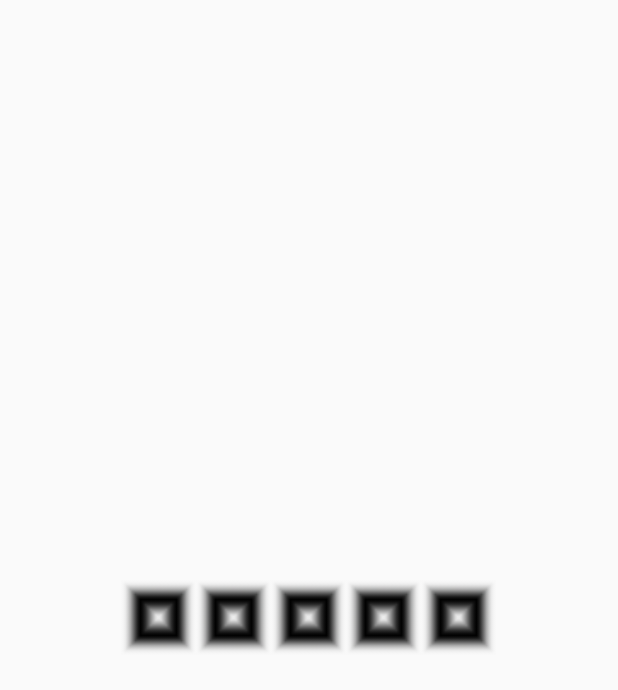
After one commit to hedgehogus/Pokemons, an Android app: the layout animation_layout.xml on its own in the app's theme, with its tools: preview values and no code run, on a phone screen of 412 x 824 dp. The commit adds this screen. Shown: the top 690 px of the screen. Run offline under Robolectric (Android 15) with nearby library versions, the phone set to English and light mode, and no system bars.

Commit message:
created animation to be visible while loading

```diff
--- /dev/null
+++ b/app/src/main/res/layout/animation_layout.xml
@@ -0,0 +1,44 @@
+<?xml version="1.0" encoding="utf-8"?>
+<RelativeLayout xmlns:android="http://schemas.android.com/apk/res/android"
+    android:orientation="vertical" android:layout_width="match_parent"
+    android:layout_height="match_parent">
+
+    <ImageView
+        android:layout_width="50dp"
+        android:layout_height="50dp"
+        android:id="@+id/imageView1"
+        android:src="@drawable/loading"
+        android:layout_centerVertical="true"
+        android:layout_centerHorizontal="true" />
+
+    <ImageView
+        android:layout_width="50dp"
+        android:layout_height="50dp"
+        android:id="@+id/imageView2"
+        android:src="@drawable/loading"
+        android:layout_centerVertical="true"
+        android:layout_toEndOf="@+id/imageView1" />
+    <ImageView
+        android:layout_width="50dp"
+        android:layout_height="50dp"
+        android:id="@+id/imageView3"
+        android:src="@drawable/loading"
+        android:layout_centerVertical="true"
+        android:layout_toEndOf="@+id/imageView2" />
+    <ImageView
+        android:layout_width="50dp"
+        android:layout_height="50dp"
+        android:id="@+id/imageView4"
+        android:src="@drawable/loading"
+        android:layout_centerVertical="true"
+        android:layout_toStartOf="@+id/imageView1" />
+    <ImageView
+        android:layout_width="50dp"
+        android:layout_height="50dp"
+        android:id="@+id/imageView5"
+        android:src="@drawable/loading"
+        android:layout_centerVertical="true"
+        android:layout_toStartOf="@+id/imageView4" />
+
+
+</RelativeLayout>
```
Also changed, not shown: app/src/main/java/com/example/hedgehog/pokemons/LoadingView.java (added, +124 -0 lines), app/src/main/java/com/example/hedgehog/pokemons/MainActivity.java (+7 -0 lines), app/src/main/res/anim/loading_anim.xml (added, +15 -0 lines), app/src/main/res/layout-land/activity_main.xml (+17 -1 lines), app/src/main/res/layout-port/activity_main.xml (+16 -4 lines), app/src/main/res/drawable/loading.png (added).
